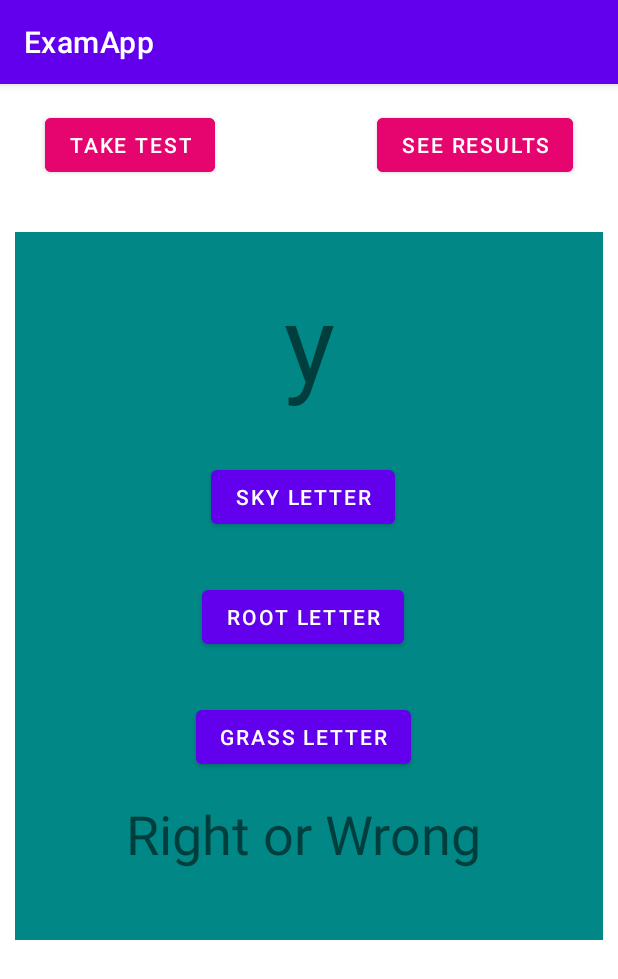
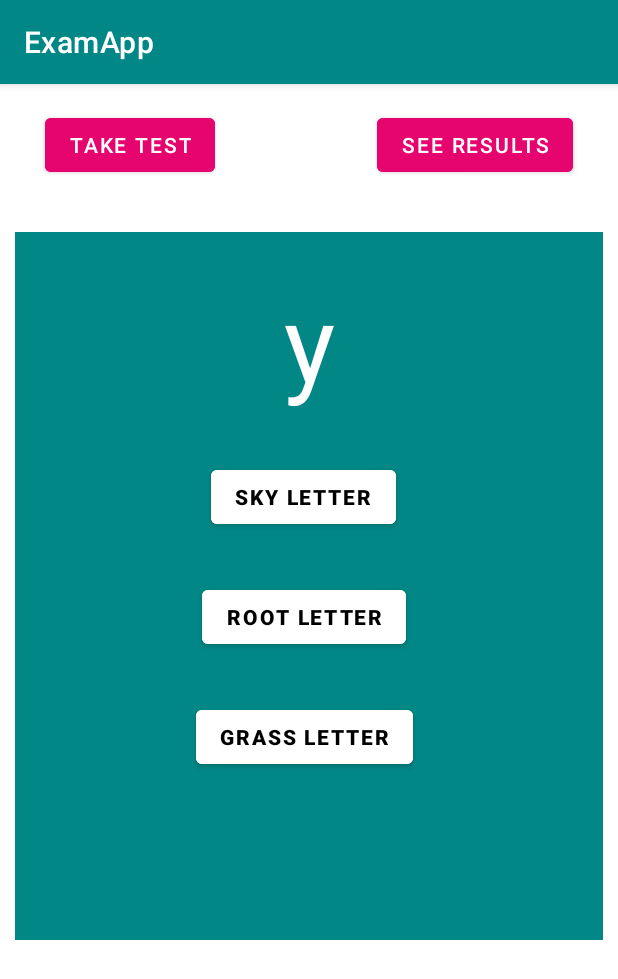
Before and after one commit to UsmanEjaz10/Exam-App, an Android app: the screen it shows after launch (MainActivity), after a tap on "TAKE TEST", on a phone screen of 412 x 824 dp. Shown: the top 979 px of the screen. Run offline under Robolectric (Android 15) with nearby library versions, the phone set to English and light mode, and no system bars.

```diff
--- a/app/src/main/java/com/usmanejaz/examapp/FRExam.java
+++ b/app/src/main/java/com/usmanejaz/examapp/FRExam.java
@@ -53,16 +53,12 @@ public class FRExam extends Fragment {
                         db = new DBHelper(getContext().getApplicationContext());
                         Question q = new Question(questionCount, letterTextView.getText().toString(), "Correct", answerString);
                         db.insertQuestion(q);
-
-                        answerTextView.setText("Awesome your answer is right");
                     } else {
                         questionCount++;
                         db = new DBHelper(getContext().getApplicationContext());
 
                         Question q = new Question(questionCount, letterTextView.getText().toString(), "Incorrect", answerString);
                         db.insertQuestion(q);
-
-                        answerTextView.setText("Incorrect! the answer is " + q.correctAnswer);
                     }
 
                     // Wait for 5 seconds and create a new question
@@ -92,15 +88,12 @@ public class FRExam extends Fragment {
 
                         Question q = new Question(questionCount, letterTextView.getText().toString(), "Correct", answerString);
                         db.insertQuestion(q);
-                        answerTextView.setText("Awesome your answer is right");
                     } else {
                         questionCount++;
                         db = new DBHelper(getContext().getApplicationContext());
 
                         Question q = new Question(questionCount, letterTextView.getText().toString(), "Incorrect", answerString);
                         db.insertQuestion(q);
-
-                        answerTextView.setText("Incorrect! the answer is " + q.correctAnswer);
                     }
                     // Wait for 5 seconds and create a new question
                     new Handler().postDelayed(new Runnable() {
@@ -129,16 +122,12 @@ public class FRExam extends Fragment {
 
                         Question q = new Question(questionCount, letterTextView.getText().toString(), "Correct", answerString);
                         db.insertQuestion(q);
-
-                        answerTextView.setText("Awesome your answer is right");
                     } else {
                         questionCount++;
                         db = new DBHelper(getContext().getApplicationContext());
 
                         Question q = new Question(questionCount, letterTextView.getText().toString(), "Incorrect", answerString);
                         db.insertQuestion(q);
-
-                        answerTextView.setText("Incorrect! the answer is " + q.correctAnswer);
                     }
                     // Wait for 5 seconds and create a new question
                     new Handler().postDelayed(new Runnable() {
--- a/app/src/main/res/layout/fr_exam.xml
+++ b/app/src/main/res/layout/fr_exam.xml
@@ -17,6 +17,7 @@
         android:gravity="center"
         android:text="Hello World!"
         android:textSize="72sp"
+        android:textColor="@color/white"
         app:layout_constraintEnd_toEndOf="parent"
         app:layout_constraintStart_toStartOf="parent"
         app:layout_constraintTop_toTopOf="parent" />
@@ -28,6 +29,9 @@
         android:layout_marginTop="32dp"
         android:layout_marginEnd="8dp"
         android:text="Sky Letter"
+        android:backgroundTint="@color/white"
+        android:textColor="@color/black"
+        android:textStyle="bold"
         app:layout_constraintEnd_toEndOf="parent"
         app:layout_constraintStart_toStartOf="parent"
         app:layout_constraintTop_toBottomOf="@id/letter_text_view" />
@@ -38,6 +42,10 @@
         android:layout_height="wrap_content"
         android:layout_marginTop="32dp"
         android:text="Root Letter"
+        android:backgroundTint="@color/white"
+        android:textColor="@color/black"
+        android:textStyle="bold"
+
         app:layout_constraintEnd_toEndOf="@+id/sky_button"
         app:layout_constraintStart_toStartOf="@+id/sky_button"
         app:layout_constraintTop_toBottomOf="@+id/sky_button" />
@@ -48,6 +56,10 @@
         android:layout_height="wrap_content"
         android:layout_marginTop="32dp"
         android:text="Grass Letter"
+        android:backgroundTint="@color/white"
+        android:textStyle="bold"
+
+        android:textColor="@color/black"
         app:layout_constraintEnd_toEndOf="@+id/root_button"
         app:layout_constraintStart_toStartOf="@+id/root_button"
         app:layout_constraintTop_toBottomOf="@+id/root_button" />
@@ -60,6 +72,7 @@
         android:gravity="center"
         android:text="Right or Wrong"
         android:textSize="36sp"
+        android:visibility="invisible"
         app:layout_constraintEnd_toEndOf="@+id/grass_button"
         app:layout_constraintStart_toStartOf="@+id/grass_button"
         app:layout_constraintTop_toBottomOf="@+id/grass_button" />
--- a/app/src/main/res/values-night/themes.xml
+++ b/app/src/main/res/values-night/themes.xml
@@ -2,8 +2,8 @@
     <!-- Base application theme. -->
     <style name="Theme.ExamApp" parent="Theme.MaterialComponents.DayNight.DarkActionBar">
         <!-- Primary brand color. -->
-        <item name="colorPrimary">@color/purple_200</item>
-        <item name="colorPrimaryVariant">@color/purple_700</item>
+        <item name="colorPrimary">@color/teal_700</item>
+        <item name="colorPrimaryVariant">@color/teal_700</item>
         <item name="colorOnPrimary">@color/black</item>
         <!-- Secondary brand color. -->
         <item name="colorSecondary">@color/teal_200</item>
--- a/app/src/main/res/values/colors.xml
+++ b/app/src/main/res/values/colors.xml
@@ -8,6 +8,8 @@
     <color name="black">#FF000000</color>
     <color name="white">#FFFFFFFF</color>
     <color name="green">#AFE1AF</color>
+    <color name="green_dark">#355E3B</color>
+
     <color name="red">#F88379</color>
     <color name="red_dark">#FA5F55</color>
 
--- a/app/src/main/res/values/themes.xml
+++ b/app/src/main/res/values/themes.xml
@@ -2,8 +2,8 @@
     <!-- Base application theme. -->
     <style name="Theme.ExamApp" parent="Theme.MaterialComponents.DayNight.DarkActionBar">
         <!-- Primary brand color. -->
-        <item name="colorPrimary">@color/purple_500</item>
-        <item name="colorPrimaryVariant">@color/purple_700</item>
+        <item name="colorPrimary">@color/teal_700</item>
+        <item name="colorPrimaryVariant">@color/teal_700</item>
         <item name="colorOnPrimary">@color/white</item>
         <!-- Secondary brand color. -->
         <item name="colorSecondary">@color/teal_200</item>
```
